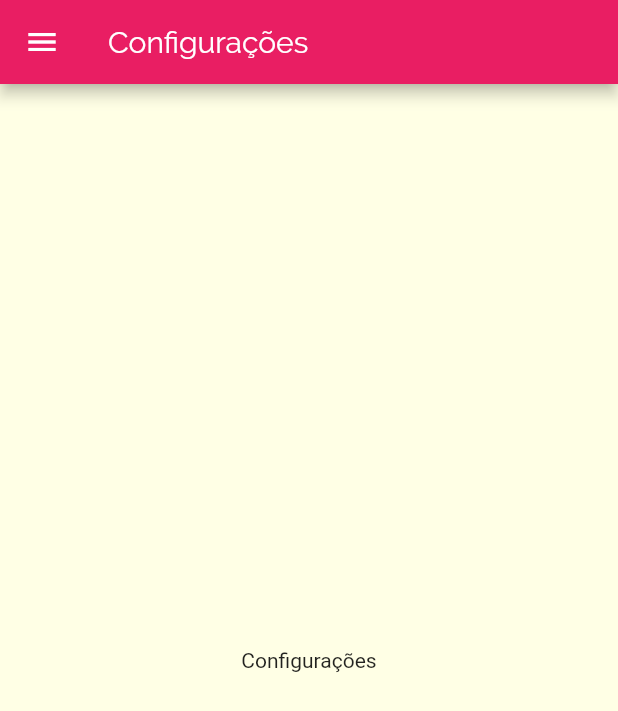
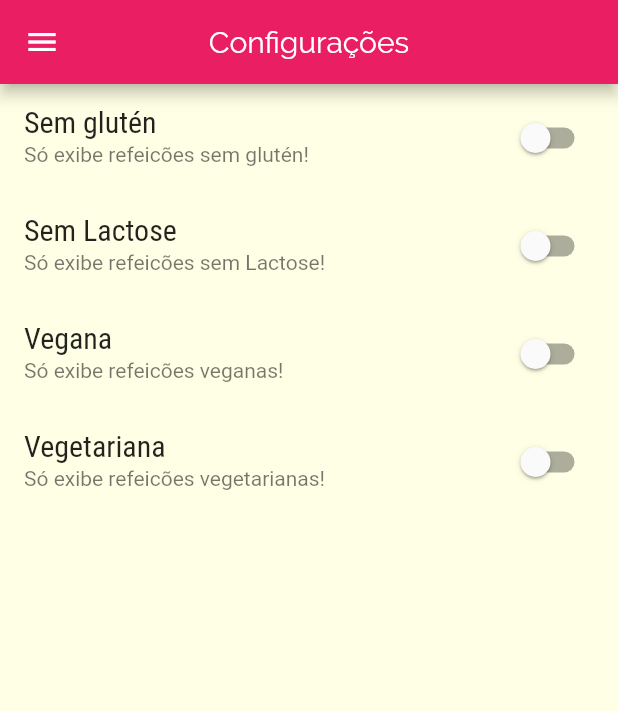
Before and after one commit to neIsonp/meals-app, a Flutter app: the SettingsScreen screen opened by its route, on a phone screen of 412 x 824 dp. Shown: the top 711 px of the screen. Run offline on Flutter 3.47's test engine with Material 2 defaults, Android fonts, the phone set to English and light mode, and no system bars; network calls fail.

Commit message:
a configuration screen has been added

```diff
--- a/lib/components/meal_item.dart
+++ b/lib/components/meal_item.dart
@@ -9,10 +9,12 @@ class MealItem extends StatelessWidget {
   const MealItem(this.meal, {super.key});
 
   void _selectMeal(BuildContext context) {
-    Navigator.of(context).pushNamed(
-      AppRoutes.mealDetail,
-      arguments: meal,
-    );
+    Navigator.of(context)
+        .pushNamed(
+          AppRoutes.mealDetail,
+          arguments: meal,
+        )
+        .then((value) => print(value));
   }
 
   @override
--- /dev/null
+++ b/lib/models/settings.dart
@@ -0,0 +1,13 @@
+class Settings {
+  bool isGlutenFree;
+  bool isLactoseFree;
+  bool isVegan;
+  bool isVegetarian;
+
+  Settings({
+    this.isGlutenFree = false,
+    this.isLactoseFree = false,
+    this.isVegan = false,
+    this.isVegetarian = false,
+  });
+}
--- a/lib/screens/meal_detail_screen.dart
+++ b/lib/screens/meal_detail_screen.dart
@@ -87,6 +87,12 @@ class MealDetailScreen extends StatelessWidget {
           ],
         ),
       ),
+      floatingActionButton: FloatingActionButton(
+        onPressed: (() {
+          Navigator.of(context).pop(meal.title);
+        }),
+        child: const Icon(Icons.star_rounded),
+      ),
     );
   }
 }
--- a/lib/screens/settings_screen.dart
+++ b/lib/screens/settings_screen.dart
@@ -1,15 +1,79 @@
 import 'package:flutter/material.dart';
 import 'package:meals/components/main_drawer.dart';
+import 'package:meals/models/settings.dart';
 
-class SettingsScreen extends StatelessWidget {
+class SettingsScreen extends StatefulWidget {
+  @override
+  State<SettingsScreen> createState() => _SettingsScreenState();
+}
+
+class _SettingsScreenState extends State<SettingsScreen> {
+  var settings = Settings();
+
+  Widget _createSwitch(
+    String title,
+    String subtitle,
+    bool value,
+    void Function(bool) onChanged,
+  ) {
+    return SwitchListTile.adaptive(
+      title: Text(title),
+      subtitle: Text(subtitle),
+      value: value,
+      onChanged: onChanged,
+    );
+  }
+
   @override
   Widget build(BuildContext context) {
     return Scaffold(
       appBar: AppBar(
         title: const Text("Configurações"),
+        centerTitle: true,
       ),
       drawer: MainDrawer(),
-      body: const Center(child: Text("Configurações")),
+      body: Column(
+        children: [
+          // Container(
+          //   padding: const EdgeInsets.all(20),
+          //   child: Text(
+          //     "Configurações",
+          //     style: Theme.of(context).textTheme.titleMedium,
+          //   ),
+          // ),
+
+          Expanded(
+            child: ListView(
+              children: [
+                _createSwitch(
+                  'Sem glutén',
+                  'Só exibe refeicões sem glutén!',
+                  settings.isGlutenFree,
+                  (value) => setState(() => settings.isGlutenFree = value),
+                ),
+                _createSwitch(
+                  'Sem Lactose',
+                  'Só exibe refeicões sem Lactose!',
+                  settings.isLactoseFree,
+                  (value) => setState(() => settings.isLactoseFree = value),
+                ),
+                _createSwitch(
+                  'Vegana',
+                  'Só exibe refeicões veganas!',
+                  settings.isVegan,
+                  (value) => setState(() => settings.isVegan = value),
+                ),
+                _createSwitch(
+                  'Vegetariana',
+                  'Só exibe refeicões vegetarianas!',
+                  settings.isVegetarian,
+                  (value) => setState(() => settings.isVegetarian = value),
+                ),
+              ],
+            ),
+          )
+        ],
+      ),
     );
   }
 }
```
